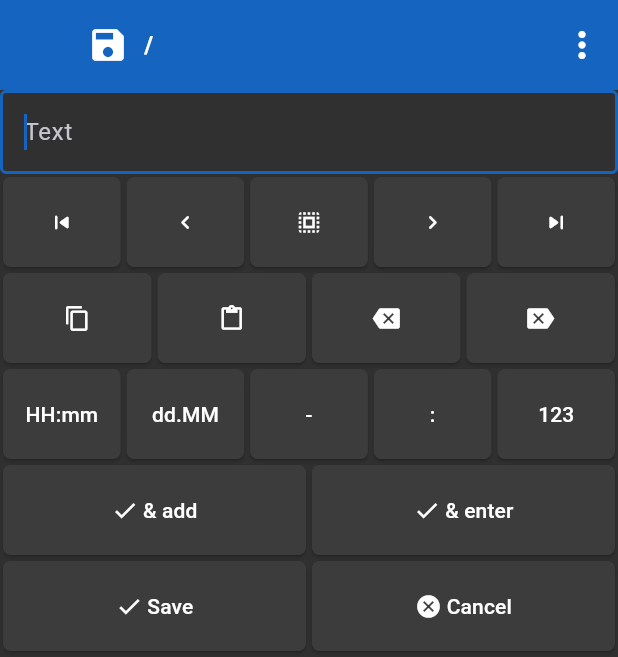
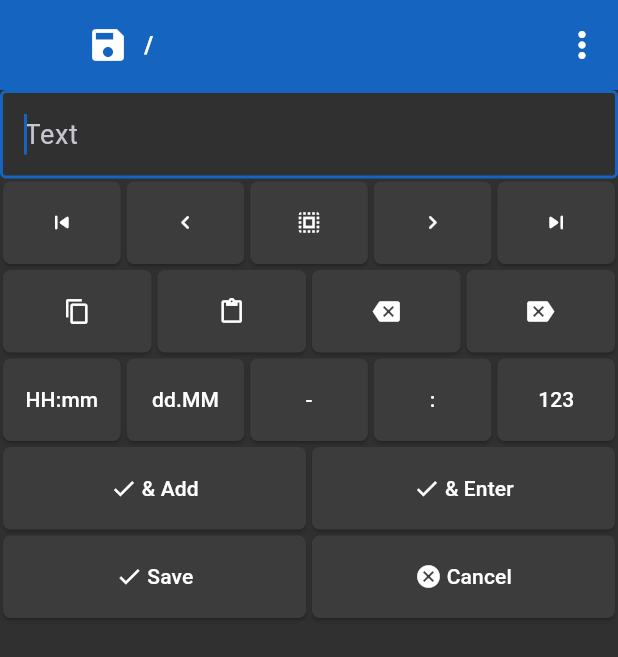
Before and after one commit to igrek51/todotree, a Flutter app: the screen it shows after launch, after a tap on the "add" icon, on a phone screen of 412 x 824 dp. Shown: the top 657 px of the screen. Run offline on Flutter 3.47's test engine with Material 3 defaults, Android fonts, the phone set to English and light mode, and no system bars; our stand-ins replace file_picker, permission_handler, settings_ui, shared_preferences, yaml; missing offline and left inert: move_to_background, window_manager, yaml_writer.

Commit message:
Enhance editor styling

```diff
--- a/lib/views/editor/editor_widget.dart
+++ b/lib/views/editor/editor_widget.dart
@@ -1,5 +1,4 @@
 import 'package:flutter/material.dart';
-import 'package:flutter/widgets.dart';
 import 'package:provider/provider.dart';
 
 import 'package:todotree/util/errors.dart';
@@ -15,23 +14,37 @@ class EditorWidget extends StatelessWidget {
     final editorController =
         Provider.of<EditorController>(context, listen: false);
 
+    final textField = TextField(
+      controller: editorState.editTextController,
+      autofocus: true,
+      keyboardType: TextInputType.multiline,
+      maxLines: null,
+      decoration: InputDecoration(
+        border: OutlineInputBorder(),
+        hintText: 'Text',
+      ),
+      style: TextStyle(
+        color: Colors.white,
+        fontSize: 18,
+      ),
+    );
+
     final rowSaveBtns = [
       FlatButton(
         icon: Icon(Icons.check),
-        label: '& add',
+        label: '& Add',
         onPressed: () {
           safeExecute(() {});
         },
       ),
       FlatButton(
         icon: Icon(Icons.check),
-        label: '& enter',
+        label: '& Enter',
         onPressed: () {
           safeExecute(() {});
         },
       ),
     ];
-
     final rowSave2Btns = [
       FlatButton(
         icon: Icon(Icons.check),
@@ -52,7 +65,6 @@ class EditorWidget extends StatelessWidget {
         },
       ),
     ];
-
     final row2Btns = [
       FlatButton(
         icon: Icon(Icons.skip_previous_rounded),
@@ -85,7 +97,6 @@ class EditorWidget extends StatelessWidget {
         },
       ),
     ];
-
     final row3Btns = [
       FlatButton(
         icon: Icon(Icons.copy),
@@ -115,7 +126,6 @@ class EditorWidget extends StatelessWidget {
         },
       ),
     ];
-
     final row4Btns = [
       FlatButton(
         label: 'HH:mm',
@@ -152,16 +162,7 @@ class EditorWidget extends StatelessWidget {
     return SingleChildScrollView(
       child: Column(
         children: [
-          TextField(
-            controller: editorState.editTextController,
-            autofocus: true,
-            keyboardType: TextInputType.multiline,
-            maxLines: null,
-            decoration: InputDecoration(
-              border: OutlineInputBorder(),
-              hintText: 'Text',
-            ),
-          ),
+          textField,
           Row(children: row2Btns),
           Row(children: row3Btns),
           Row(children: row4Btns),
@@ -180,12 +181,14 @@ class FlatButton extends StatelessWidget {
     this.icon,
     required this.onPressed,
     this.flex = 1,
+    this.expandHeight = false,
   });
 
   final String? label;
   final Widget? icon;
   final VoidCallback onPressed;
   final int flex;
+  final bool expandHeight;
 
   @override
   Widget build(BuildContext context) {
@@ -218,7 +221,7 @@ class FlatButton extends StatelessWidget {
               borderRadius: BorderRadius.circular(5.0),
             ),
             padding: EdgeInsets.symmetric(vertical: 10.0),
-            minimumSize: Size.fromHeight(60.0),
+            minimumSize: Size.fromHeight(55.0),
           ),
           onPressed: () {
             onPressed();
```
